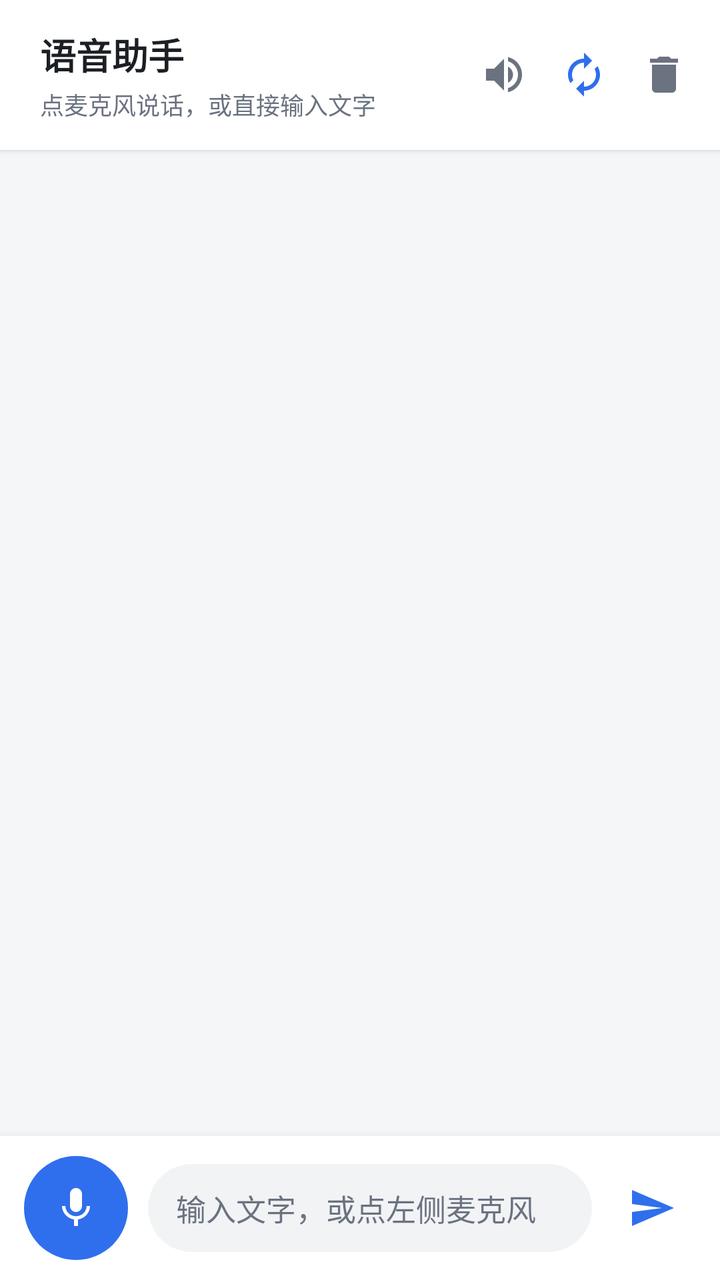
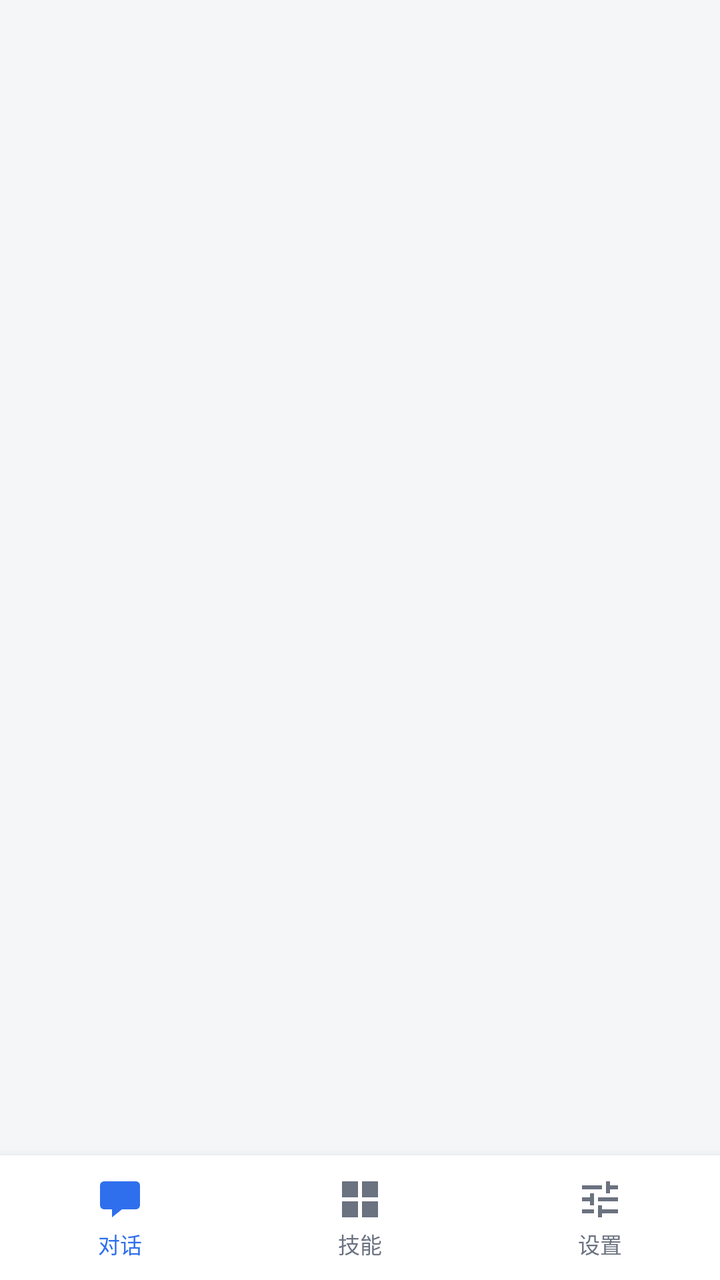

Screens rendered from an Android XML layout before and after an edit, with the pre-edit source and the edit as a unified diff.
<!-- AndroidManifest.xml: application theme Theme.VoiceAssistant -->
<!-- res/layout/activity_main.xml -->
<?xml version="1.0" encoding="utf-8"?>
<LinearLayout xmlns:android="http://schemas.android.com/apk/res/android"
    xmlns:tools="http://schemas.android.com/tools"
    android:id="@+id/main"
    android:layout_width="match_parent"
    android:layout_height="match_parent"
    android:background="@color/bg_app"
    android:orientation="vertical"
    tools:context=".MainActivity">

    
    <LinearLayout
        android:id="@+id/headerBar"
        android:layout_width="match_parent"
        android:layout_height="wrap_content"
        android:background="@color/surface"
        android:elevation="2dp"
        android:gravity="center_vertical"
        android:orientation="horizontal"
        android:paddingStart="20dp"
        android:paddingTop="14dp"
        android:paddingEnd="8dp"
        android:paddingBottom="14dp">

        <LinearLayout
            android:layout_width="0dp"
            android:layout_height="wrap_content"
            android:layout_weight="1"
            android:orientation="vertical">

            <TextView
                android:id="@+id/tvTitle"
                android:layout_width="wrap_content"
                android:layout_height="wrap_content"
                android:text="@string/app_name"
                android:textColor="@color/text_primary"
                android:textSize="18sp"
                android:textStyle="bold" />

            <TextView
                android:id="@+id/tvStatus"
                android:layout_width="wrap_content"
                android:layout_height="wrap_content"
                android:layout_marginTop="3dp"
                android:text="@string/status_idle"
                android:textColor="@color/text_secondary"
                android:textSize="12sp" />
        </LinearLayout>

        <ImageButton
            android:id="@+id/btnMute"
            android:layout_width="40dp"
            android:layout_height="40dp"
            android:background="?attr/selectableItemBackgroundBorderless"
            android:contentDescription="@string/desc_mute"
            android:padding="8dp"
            android:src="@drawable/ic_volume_on"
            android:tint="@color/text_secondary" />

        <ImageButton
            android:id="@+id/btnContinuous"
            android:layout_width="40dp"
            android:layout_height="40dp"
            android:background="?attr/selectableItemBackgroundBorderless"
            android:contentDescription="@string/desc_continuous_on"
            android:padding="8dp"
            android:src="@drawable/ic_repeat"
            android:tint="@color/brand_primary" />

        <ImageButton
            android:id="@+id/btnClear"
            android:layout_width="40dp"
            android:layout_height="40dp"
            android:background="?attr/selectableItemBackgroundBorderless"
            android:contentDescription="@string/desc_clear"
            android:padding="8dp"
            android:src="@drawable/ic_delete"
            android:tint="@color/text_secondary" />
    </LinearLayout>

    
    <androidx.recyclerview.widget.RecyclerView
        android:id="@+id/rvMessages"
        android:layout_width="match_parent"
        android:layout_height="0dp"
        android:layout_weight="1"
        android:clipToPadding="false"
        android:paddingStart="12dp"
        android:paddingTop="12dp"
        android:paddingEnd="12dp"
        android:paddingBottom="8dp"
        android:scrollbars="none" />

    
    <LinearLayout
        android:id="@+id/inputBar"
        android:layout_width="match_parent"
        android:layout_height="wrap_content"
        android:background="@color/surface"
        android:elevation="8dp"
        android:gravity="center_vertical"
        android:orientation="horizontal"
        android:paddingStart="12dp"
        android:paddingTop="10dp"
        android:paddingEnd="12dp"
        android:paddingBottom="10dp">

        <ImageButton
            android:id="@+id/btnMic"
            android:layout_width="52dp"
            android:layout_height="52dp"
            android:background="@drawable/bg_mic_button"
            android:contentDescription="@string/desc_mic"
            android:padding="14dp"
            android:src="@drawable/ic_mic"
            android:tint="@color/white" />

        <EditText
            android:id="@+id/etInput"
            android:layout_width="0dp"
            android:layout_height="44dp"
            android:layout_marginStart="10dp"
            android:layout_marginEnd="8dp"
            android:layout_weight="1"
            android:background="@drawable/bg_input"
            android:hint="@string/hint_input"
            android:importantForAutofill="no"
            android:inputType="textMultiLine|textCapSentences"
            android:maxLines="4"
            android:paddingStart="14dp"
            android:paddingEnd="14dp"
            android:textColor="@color/text_primary"
            android:textColorHint="@color/text_secondary"
            android:textSize="15sp" />

        <ImageButton
            android:id="@+id/btnSend"
            android:layout_width="44dp"
            android:layout_height="44dp"
            android:background="?attr/selectableItemBackgroundBorderless"
            android:contentDescription="@string/desc_send"
            android:padding="10dp"
            android:src="@drawable/ic_send"
            android:tint="@color/brand_primary" />
    </LinearLayout>

</LinearLayout>
<!-- resources referenced by this layout -->
<resources>
  <color name="bg_app">#F5F6F8</color>
  <color name="brand_primary">#2F6FED</color>
  <color name="surface">#FFFFFFFF</color>
  <color name="text_primary">#1B1F24</color>
  <color name="text_secondary">#6B7280</color>
  <color name="white">#FFFFFFFF</color>
  <!-- drawable bg_input (drawable) -->
  <?xml version="1.0" encoding="utf-8"?>
  <shape xmlns:android="http://schemas.android.com/apk/res/android"
      android:shape="rectangle">
      <solid android:color="@color/input_bg" />
      <corners android:radius="22dp" />
  </shape>
  <!-- drawable bg_mic_button (drawable) -->
  <?xml version="1.0" encoding="utf-8"?>
  <ripple xmlns:android="http://schemas.android.com/apk/res/android"
      android:color="#33FFFFFF">
      <item>
          <shape android:shape="oval">
              <solid android:color="@color/brand_primary" />
          </shape>
      </item>
  </ripple>
  <!-- drawable ic_delete (drawable) -->
  <vector xmlns:android="http://schemas.android.com/apk/res/android"
      android:width="24dp"
      android:height="24dp"
      android:viewportWidth="24"
      android:viewportHeight="24"
      android:tint="?attr/colorControlNormal">
      <path
          android:fillColor="@android:color/white"
          android:pathData="M6,19c0,1.1 0.9,2 2,2h8c1.1,0 2,-0.9 2,-2V7H6v12zM19,4h-3.5l-1,-1h-5l-1,1H5v2h14V4z" />
  </vector>
  <!-- drawable ic_mic (drawable) -->
  <vector xmlns:android="http://schemas.android.com/apk/res/android"
      android:width="24dp"
      android:height="24dp"
      android:viewportWidth="24"
      android:viewportHeight="24"
      android:tint="?attr/colorControlNormal">
      <path
          android:fillColor="@android:color/white"
          android:pathData="M12,14c1.66,0 2.99,-1.34 2.99,-3L15,5c0,-1.66 -1.34,-3 -3,-3S9,3.34 9,5v6c0,1.66 1.34,3 3,3zM17.3,11c0,3 -2.54,5.1 -5.3,5.1S6.7,14 6.7,11L5,11c0,3.41 2.72,6.23 6,6.72L11,21h2v-3.28c3.28,-0.48 6,-3.3 6,-6.72h-1.7z" />
  </vector>
  <!-- drawable ic_repeat (drawable) -->
  <?xml version="1.0" encoding="utf-8"?>
  <vector xmlns:android="http://schemas.android.com/apk/res/android"
      android:width="24dp"
      android:height="24dp"
      android:viewportWidth="24"
      android:viewportHeight="24"
      android:tint="?attr/colorControlNormal">
      <path
          android:fillColor="@android:color/white"
          android:pathData="M12,6v3l4,-4l-4,-4v3c-4.42,0 -8,3.58 -8,8c0,1.57 0.46,3.03 1.24,4.26L6.7,14.8c-0.45,-0.83 -0.7,-1.79 -0.7,-2.8c0,-3.31 2.69,-6 6,-6zM18.76,7.74L17.3,9.2c0.44,0.84 0.7,1.79 0.7,2.8c0,3.31 -2.69,6 -6,6v-3l-4,4l4,4v-3c4.42,0 8,-3.58 8,-8c0,-1.57 -0.46,-3.03 -1.24,-4.26z" />
  </vector>
  <!-- drawable ic_send (drawable) -->
  <vector xmlns:android="http://schemas.android.com/apk/res/android"
      android:width="24dp"
      android:height="24dp"
      android:viewportWidth="24"
      android:viewportHeight="24"
      android:tint="?attr/colorControlNormal">
      <path
          android:fillColor="@android:color/white"
          android:pathData="M2.01,21L23,12 2.01,3 2,10l15,2 -15,2z" />
  </vector>
  <!-- drawable ic_volume_on (drawable) -->
  <vector xmlns:android="http://schemas.android.com/apk/res/android"
      android:width="24dp"
      android:height="24dp"
      android:viewportWidth="24"
      android:viewportHeight="24"
      android:tint="?attr/colorControlNormal">
      <path
          android:fillColor="@android:color/white"
          android:pathData="M3,9v6h4l5,5V4L7,9H3zM16.5,12c0,-1.77 -1.02,-3.29 -2.5,-4.03v8.05c1.48,-0.73 2.5,-2.25 2.5,-4.02zM14,3.23v2.06c2.89,0.86 5,3.54 5,6.71s-2.11,5.85 -5,6.71v2.06c4.01,-0.91 7,-4.49 7,-8.77s-2.99,-7.86 -7,-8.77z" />
  </vector>
  <string name="app_name">语音助手</string>
  <string name="desc_clear">清空对话</string>
  <string name="desc_continuous_on">连续对话：已开启</string>
  <string name="desc_mic">语音输入</string>
  <string name="desc_mute">语音播报开关</string>
  <string name="desc_send">发送</string>
  <string name="hint_input">输入文字，或点左侧麦克风</string>
  <string name="status_idle">点麦克风说话，或直接输入文字</string>
  <color name="input_bg">#F1F3F5</color>
  <!-- unchanged entries left out for length: 2 -->
</resources>

<!-- the commit's change to res/layout/activity_main.xml (unified diff, before → after) -->
@@ -1,7 +1,7 @@
 <?xml version="1.0" encoding="utf-8"?>
 <LinearLayout xmlns:android="http://schemas.android.com/apk/res/android"
     xmlns:tools="http://schemas.android.com/tools"
-    android:id="@+id/main"
+    android:id="@+id/root"
     android:layout_width="match_parent"
     android:layout_height="match_parent"
     android:background="@color/bg_app"
@@ -9,139 +9,115 @@
     tools:context=".MainActivity">
 
     
-    <LinearLayout
-        android:id="@+id/headerBar"
-        android:layout_width="match_parent"
-        android:layout_height="wrap_content"
-        android:background="@color/surface"
-        android:elevation="2dp"
-        android:gravity="center_vertical"
-        android:orientation="horizontal"
-        android:paddingStart="20dp"
-        android:paddingTop="14dp"
-        android:paddingEnd="8dp"
-        android:paddingBottom="14dp">
-
-        <LinearLayout
-            android:layout_width="0dp"
-            android:layout_height="wrap_content"
-            android:layout_weight="1"
-            android:orientation="vertical">
-
-            <TextView
-                android:id="@+id/tvTitle"
-                android:layout_width="wrap_content"
-                android:layout_height="wrap_content"
-                android:text="@string/app_name"
-                android:textColor="@color/text_primary"
-                android:textSize="18sp"
-                android:textStyle="bold" />
-
-            <TextView
-                android:id="@+id/tvStatus"
-                android:layout_width="wrap_content"
-                android:layout_height="wrap_content"
-                android:layout_marginTop="3dp"
-                android:text="@string/status_idle"
-                android:textColor="@color/text_secondary"
-                android:textSize="12sp" />
-        </LinearLayout>
-
-        <ImageButton
-            android:id="@+id/btnMute"
-            android:layout_width="40dp"
-            android:layout_height="40dp"
-            android:background="?attr/selectableItemBackgroundBorderless"
-            android:contentDescription="@string/desc_mute"
-            android:padding="8dp"
-            android:src="@drawable/ic_volume_on"
-            android:tint="@color/text_secondary" />
-
-        <ImageButton
-            android:id="@+id/btnContinuous"
-            android:layout_width="40dp"
-            android:layout_height="40dp"
-            android:background="?attr/selectableItemBackgroundBorderless"
-            android:contentDescription="@string/desc_continuous_on"
-            android:padding="8dp"
-            android:src="@drawable/ic_repeat"
-            android:tint="@color/brand_primary" />
-
-        <ImageButton
-            android:id="@+id/btnClear"
-            android:layout_width="40dp"
-            android:layout_height="40dp"
-            android:background="?attr/selectableItemBackgroundBorderless"
-            android:contentDescription="@string/desc_clear"
-            android:padding="8dp"
-            android:src="@drawable/ic_delete"
-            android:tint="@color/text_secondary" />
-    </LinearLayout>
-
-    
-    <androidx.recyclerview.widget.RecyclerView
-        android:id="@+id/rvMessages"
+    <FrameLayout
+        android:id="@+id/fragmentContainer"
         android:layout_width="match_parent"
         android:layout_height="0dp"
-        android:layout_weight="1"
-        android:clipToPadding="false"
-        android:paddingStart="12dp"
-        android:paddingTop="12dp"
-        android:paddingEnd="12dp"
-        android:paddingBottom="8dp"
-        android:scrollbars="none" />
+        android:layout_weight="1" />
 
     
     <LinearLayout
-        android:id="@+id/inputBar"
+        android:id="@+id/bottomNav"
         android:layout_width="match_parent"
         android:layout_height="wrap_content"
         android:background="@color/surface"
         android:elevation="8dp"
-        android:gravity="center_vertical"
         android:orientation="horizontal"
-        android:paddingStart="12dp"
-        android:paddingTop="10dp"
-        android:paddingEnd="12dp"
-        android:paddingBottom="10dp">
+        android:paddingTop="6dp"
+        android:paddingBottom="6dp">
 
-        <ImageButton
-            android:id="@+id/btnMic"
-            android:layout_width="52dp"
-            android:layout_height="52dp"
-            android:background="@drawable/bg_mic_button"
-            android:contentDescription="@string/desc_mic"
-            android:padding="14dp"
-            android:src="@drawable/ic_mic"
-            android:tint="@color/white" />
+        <LinearLayout
+            android:id="@+id/tabChat"
+            android:layout_width="0dp"
+            android:layout_height="wrap_content"
+            android:layout_weight="1"
+            android:background="?attr/selectableItemBackgroundBorderless"
+            android:clickable="true"
+            android:focusable="true"
+            android:gravity="center"
+            android:orientation="vertical"
+            android:paddingTop="4dp"
+            android:paddingBottom="4dp">
 
-        <EditText
-            android:id="@+id/etInput"
+            <ImageView
+                android:id="@+id/ivTabChat"
+                android:layout_width="24dp"
+                android:layout_height="24dp"
+                android:contentDescription="@string/tab_chat"
+                android:src="@drawable/ic_tab_chat"
+                android:tint="@color/brand_primary" />
+
+            <TextView
+                android:id="@+id/tvTabChat"
+                android:layout_width="wrap_content"
+                android:layout_height="wrap_content"
+                android:layout_marginTop="2dp"
+                android:text="@string/tab_chat"
+                android:textColor="@color/brand_primary"
+                android:textSize="11sp" />
+        </LinearLayout>
+
+        <LinearLayout
+            android:id="@+id/tabSkills"
             android:layout_width="0dp"
-            android:layout_height="44dp"
-            android:layout_marginStart="10dp"
-            android:layout_marginEnd="8dp"
+            android:layout_height="wrap_content"
             android:layout_weight="1"
-            android:background="@drawable/bg_input"
-            android:hint="@string/hint_input"
-            android:importantForAutofill="no"
-            android:inputType="textMultiLine|textCapSentences"
-            android:maxLines="4"
-            android:paddingStart="14dp"
-            android:paddingEnd="14dp"
-            android:textColor="@color/text_primary"
-            android:textColorHint="@color/text_secondary"
-            android:textSize="15sp" />
+            android:background="?attr/selectableItemBackgroundBorderless"
+            android:clickable="true"
+            android:focusable="true"
+            android:gravity="center"
+            android:orientation="vertical"
+            android:paddingTop="4dp"
+            android:paddingBottom="4dp">
 
-        <ImageButton
-            android:id="@+id/btnSend"
-            android:layout_width="44dp"
-            android:layout_height="44dp"
+            <ImageView
+                android:id="@+id/ivTabSkills"
+                android:layout_width="24dp"
+                android:layout_height="24dp"
+                android:contentDescription="@string/tab_skills"
+                android:src="@drawable/ic_tab_skills"
+                android:tint="@color/text_secondary" />
+
+            <TextView
+                android:id="@+id/tvTabSkills"
+                android:layout_width="wrap_content"
+                android:layout_height="wrap_content"
+                android:layout_marginTop="2dp"
+                android:text="@string/tab_skills"
+                android:textColor="@color/text_secondary"
+                android:textSize="11sp" />
+        </LinearLayout>
+
+        <LinearLayout
+            android:id="@+id/tabSettings"
+            android:layout_width="0dp"
+            android:layout_height="wrap_content"
+            android:layout_weight="1"
             android:background="?attr/selectableItemBackgroundBorderless"
-            android:contentDescription="@string/desc_send"
-            android:padding="10dp"
-            android:src="@drawable/ic_send"
-            android:tint="@color/brand_primary" />
+            android:clickable="true"
+            android:focusable="true"
+            android:gravity="center"
+            android:orientation="vertical"
+            android:paddingTop="4dp"
+            android:paddingBottom="4dp">
+
+            <ImageView
+                android:id="@+id/ivTabSettings"
+                android:layout_width="24dp"
+                android:layout_height="24dp"
+                android:contentDescription="@string/tab_settings"
+                android:src="@drawable/ic_tab_settings"
+                android:tint="@color/text_secondary" />
+
+            <TextView
+                android:id="@+id/tvTabSettings"
+                android:layout_width="wrap_content"
+                android:layout_height="wrap_content"
+                android:layout_marginTop="2dp"
+                android:text="@string/tab_settings"
+                android:textColor="@color/text_secondary"
+                android:textSize="11sp" />
+        </LinearLayout>
     </LinearLayout>
 
 </LinearLayout>
<!-- resource entries referenced after the edit -->
@@ -3,91 +3,40 @@
   <color name="bg_app">#F5F6F8</color>
   <color name="brand_primary">#2F6FED</color>
   <color name="surface">#FFFFFFFF</color>
-  <color name="text_primary">#1B1F24</color>
   <color name="text_secondary">#6B7280</color>
-  <color name="white">#FFFFFFFF</color>
-  <!-- drawable bg_input (drawable) -->
-  <?xml version="1.0" encoding="utf-8"?>
-  <shape xmlns:android="http://schemas.android.com/apk/res/android"
-      android:shape="rectangle">
-      <solid android:color="@color/input_bg" />
-      <corners android:radius="22dp" />
-  </shape>
-  <!-- drawable bg_mic_button (drawable) -->
-  <?xml version="1.0" encoding="utf-8"?>
-  <ripple xmlns:android="http://schemas.android.com/apk/res/android"
-      android:color="#33FFFFFF">
-      <item>
-          <shape android:shape="oval">
-              <solid android:color="@color/brand_primary" />
-          </shape>
-      </item>
-  </ripple>
-  <!-- drawable ic_delete (drawable) -->
+  <!-- drawable ic_tab_chat (drawable) -->
   <vector xmlns:android="http://schemas.android.com/apk/res/android"
       android:width="24dp"
       android:height="24dp"
       android:viewportWidth="24"
-      android:viewportHeight="24"
-      android:tint="?attr/colorControlNormal">
+      android:viewportHeight="24">
       <path
-          android:fillColor="@android:color/white"
-          android:pathData="M6,19c0,1.1 0.9,2 2,2h8c1.1,0 2,-0.9 2,-2V7H6v12zM19,4h-3.5l-1,-1h-5l-1,1H5v2h14V4z" />
+          android:fillColor="#FF000000"
+          android:pathData="M4,3h16a2,2 0 0 1 2,2v10a2,2 0 0 1 -2,2h-7l-5,4v-4h-4a2,2 0 0 1 -2,-2v-10a2,2 0 0 1 2,-2z" />
   </vector>
-  <!-- drawable ic_mic (drawable) -->
+  <!-- drawable ic_tab_settings (drawable) -->
   <vector xmlns:android="http://schemas.android.com/apk/res/android"
       android:width="24dp"
       android:height="24dp"
       android:viewportWidth="24"
-      android:viewportHeight="24"
-      android:tint="?attr/colorControlNormal">
+      android:viewportHeight="24">
       <path
-          android:fillColor="@android:color/white"
-          android:pathData="M12,14c1.66,0 2.99,-1.34 2.99,-3L15,5c0,-1.66 -1.34,-3 -3,-3S9,3.34 9,5v6c0,1.66 1.34,3 3,3zM17.3,11c0,3 -2.54,5.1 -5.3,5.1S6.7,14 6.7,11L5,11c0,3.41 2.72,6.23 6,6.72L11,21h2v-3.28c3.28,-0.48 6,-3.3 6,-6.72h-1.7z" />
+          android:fillColor="#FF000000"
+          android:pathData="M3,17v2h6v-2H3zM3,5v2h10V5H3zM13,21v-2h8v-2h-8v-2h-2v6h2zM7,9v2H3v2h4v2h2V9H7zM21,13v-2H11v2h10zM15,9h2V7h4V5h-4V3h-2v6z" />
   </vector>
-  <!-- drawable ic_repeat (drawable) -->
-  <?xml version="1.0" encoding="utf-8"?>
+  <!-- drawable ic_tab_skills (drawable) -->
   <vector xmlns:android="http://schemas.android.com/apk/res/android"
       android:width="24dp"
       android:height="24dp"
       android:viewportWidth="24"
-      android:viewportHeight="24"
-      android:tint="?attr/colorControlNormal">
+      android:viewportHeight="24">
       <path
-          android:fillColor="@android:color/white"
-          android:pathData="M12,6v3l4,-4l-4,-4v3c-4.42,0 -8,3.58 -8,8c0,1.57 0.46,3.03 1.24,4.26L6.7,14.8c-0.45,-0.83 -0.7,-1.79 -0.7,-2.8c0,-3.31 2.69,-6 6,-6zM18.76,7.74L17.3,9.2c0.44,0.84 0.7,1.79 0.7,2.8c0,3.31 -2.69,6 -6,6v-3l-4,4l4,4v-3c4.42,0 8,-3.58 8,-8c0,-1.57 -0.46,-3.03 -1.24,-4.26z" />
+          android:fillColor="#FF000000"
+          android:pathData="M3,3h8v8h-8z M13,3h8v8h-8z M3,13h8v8h-8z M13,13h8v8h-8z" />
   </vector>
-  <!-- drawable ic_send (drawable) -->
-  <vector xmlns:android="http://schemas.android.com/apk/res/android"
-      android:width="24dp"
-      android:height="24dp"
-      android:viewportWidth="24"
-      android:viewportHeight="24"
-      android:tint="?attr/colorControlNormal">
-      <path
-          android:fillColor="@android:color/white"
-          android:pathData="M2.01,21L23,12 2.01,3 2,10l15,2 -15,2z" />
-  </vector>
-  <!-- drawable ic_volume_on (drawable) -->
-  <vector xmlns:android="http://schemas.android.com/apk/res/android"
-      android:width="24dp"
-      android:height="24dp"
-      android:viewportWidth="24"
-      android:viewportHeight="24"
-      android:tint="?attr/colorControlNormal">
-      <path
-          android:fillColor="@android:color/white"
-          android:pathData="M3,9v6h4l5,5V4L7,9H3zM16.5,12c0,-1.77 -1.02,-3.29 -2.5,-4.03v8.05c1.48,-0.73 2.5,-2.25 2.5,-4.02zM14,3.23v2.06c2.89,0.86 5,3.54 5,6.71s-2.11,5.85 -5,6.71v2.06c4.01,-0.91 7,-4.49 7,-8.77s-2.99,-7.86 -7,-8.77z" />
-  </vector>
-  <string name="app_name">语音助手</string>
-  <string name="desc_clear">清空对话</string>
-  <string name="desc_continuous_on">连续对话：已开启</string>
-  <string name="desc_mic">语音输入</string>
-  <string name="desc_mute">语音播报开关</string>
-  <string name="desc_send">发送</string>
-  <string name="hint_input">输入文字，或点左侧麦克风</string>
-  <string name="status_idle">点麦克风说话，或直接输入文字</string>
-  <color name="input_bg">#F1F3F5</color>
+  <string name="tab_chat">对话</string>
+  <string name="tab_settings">设置</string>
+  <string name="tab_skills">技能</string>
   <!-- unchanged entries left out for length: 2 -->
 </resources>
 
